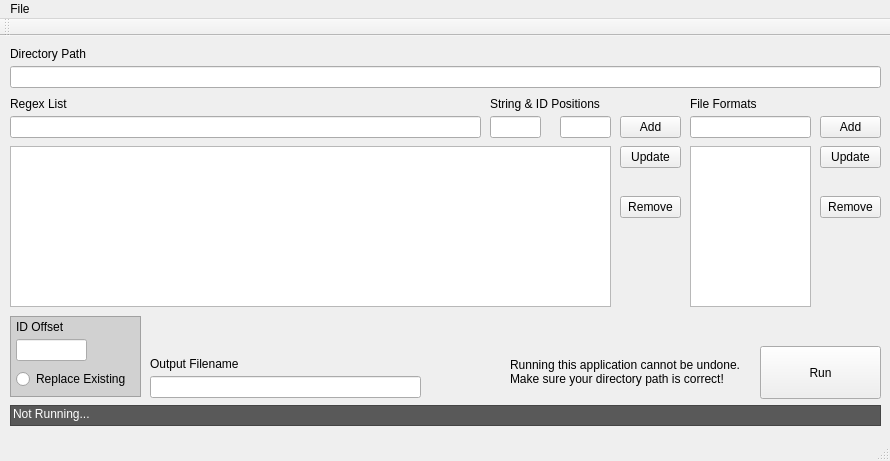
Old version of the form Etemenanki/Etemenanki.ui in the repository MjnMixael/Etemenanki.
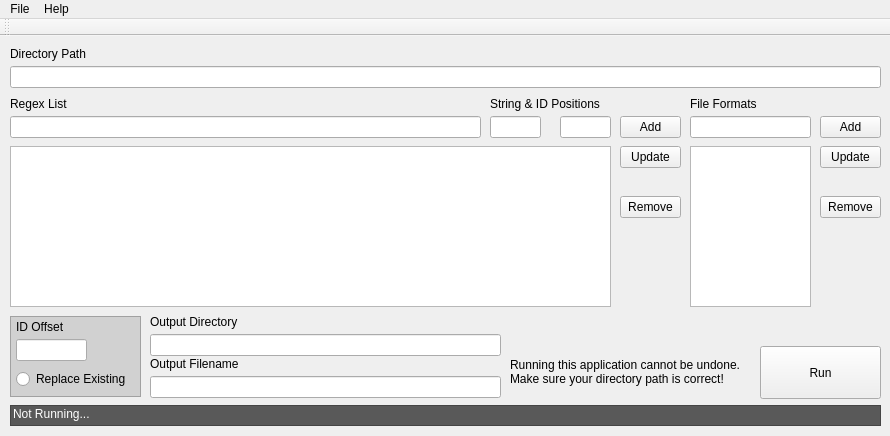
New version of the form.

Commit message: save settings to appdata, add configuration of output file path, misc fixes

```diff
--- a/Etemenanki/Etemenanki.ui
+++ b/Etemenanki/Etemenanki.ui
@@ -7,12 +7,21 @@
     <x>0</x>
     <y>0</y>
     <width>890</width>
-    <height>461</height>
+    <height>436</height>
    </rect>
   </property>
+  <property name="sizePolicy">
+   <sizepolicy hsizetype="Preferred" vsizetype="Preferred">
+    <horstretch>0</horstretch>
+    <verstretch>0</verstretch>
+   </sizepolicy>
+  </property>
   <property name="windowTitle">
    <string>Etemenanki</string>
   </property>
+  <property name="autoFillBackground">
+   <bool>false</bool>
+  </property>
   <property name="styleSheet">
    <string notr="true"/>
   </property>
@@ -314,7 +323,7 @@
      <rect>
       <x>150</x>
       <y>320</y>
-      <width>271</width>
+      <width>101</width>
       <height>16</height>
      </rect>
     </property>
@@ -327,7 +336,7 @@
      <rect>
       <x>150</x>
       <y>340</y>
-      <width>271</width>
+      <width>351</width>
       <height>22</height>
      </rect>
     </property>
@@ -663,6 +672,29 @@
      <string>Update</string>
     </property>
    </widget>
+   <widget class="QLineEdit" name="output_directory_line_edit">
+    <property name="geometry">
+     <rect>
+      <x>150</x>
+      <y>298</y>
+      <width>351</width>
+      <height>22</height>
+     </rect>
+    </property>
+   </widget>
+   <widget class="QLabel" name="output_directory_label">
+    <property name="geometry">
+     <rect>
+      <x>150</x>
+      <y>278</y>
+      <width>101</width>
+      <height>16</height>
+     </rect>
+    </property>
+    <property name="text">
+     <string>Output Directory</string>
+    </property>
+   </widget>
    <zorder>frame_2</zorder>
    <zorder>frame</zorder>
    <zorder>begin_button</zorder>
@@ -706,7 +738,14 @@
     </property>
     <addaction name="actionExit"/>
    </widget>
+   <widget class="QMenu" name="menuAbout">
+    <property name="title">
+     <string>Help</string>
+    </property>
+    <addaction name="actionAbout"/>
+   </widget>
    <addaction name="menuFile"/>
+   <addaction name="menuAbout"/>
   </widget>
   <widget class="QToolBar" name="mainToolBar">
    <attribute name="toolBarArea">
@@ -716,11 +755,6 @@
     <bool>false</bool>
    </attribute>
   </widget>
-  <widget class="QStatusBar" name="statusBar">
-   <property name="enabled">
-    <bool>true</bool>
-   </property>
-  </widget>
   <action name="actionExit">
    <property name="text">
     <string>Exit</string>
```
Left out of the diff: 61 changed lines with no effect on the pictures. The commit also changes 5 other files.
